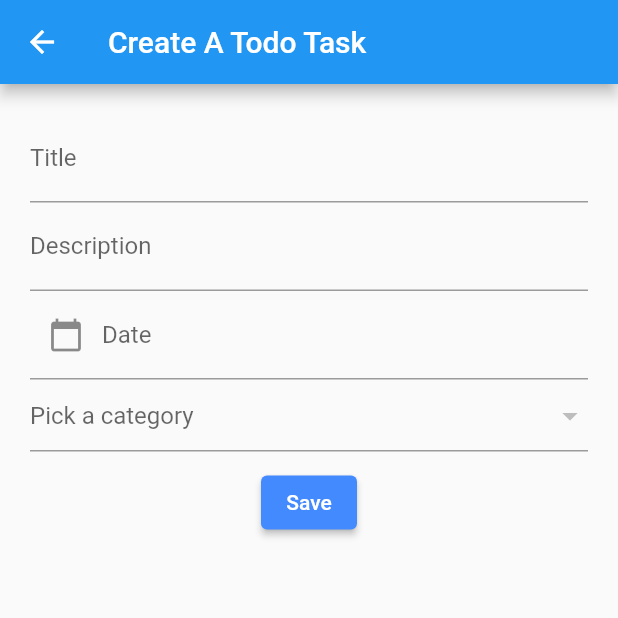
After one commit to mozesnjoroge/ToDo-App, a Flutter app: the TodoScreen screen opened directly, on a phone screen of 412 x 824 dp, the top half of it. The commit adds this screen. Run offline on Flutter 3.47's test engine with Material 2 defaults, Android fonts, the phone set to English and light mode, and no system bars; our stand-ins replace fluttertoast, sqflite; accounts and stored records are empty.

Commit message:
Created Todo screen

```diff
--- a/lib/screens/home_screen.dart
+++ b/lib/screens/home_screen.dart
@@ -1,5 +1,6 @@
 import 'package:flutter/material.dart';
 import 'package:todo_list_sqflite/helpers/drawer_navigation.dart';
+import 'package:todo_list_sqflite/screens/todo_screen.dart';
 
 class HomeScreen extends StatefulWidget {
   @override
@@ -10,10 +11,17 @@ class _HomeScreenState extends State<HomeScreen> {
   @override
   Widget build(BuildContext context) {
     return Scaffold(
-      appBar:AppBar(
+      appBar: AppBar(
         title: Text('ToDo List SQFlite'),
       ),
       drawer: DrawerNavigation(),
+      floatingActionButton: FloatingActionButton(
+        child: Icon(Icons.add),
+        onPressed: () {
+          Navigator.of(context)
+              .push(MaterialPageRoute(builder: (context) => TodoScreen()));
+        },
+      ),
     );
   }
 }
--- /dev/null
+++ b/lib/screens/todo_screen.dart
@@ -0,0 +1,75 @@
+import 'package:flutter/material.dart';
+import 'package:todo_list_sqflite/model/category.dart';
+
+class TodoScreen extends StatefulWidget {
+  @override
+  _TodoScreenState createState() => _TodoScreenState();
+}
+
+class _TodoScreenState extends State<TodoScreen> {
+  var _categories;
+
+  var _todoTitleController = TextEditingController();
+  var _todoDescriptionController = TextEditingController();
+
+  @override
+  Widget build(BuildContext context) {
+    var _selectedValue;
+    var _todoDateController;
+    return Scaffold(
+      appBar: AppBar(
+        title: Text('Create A Todo Task'),
+      ),
+      body: Padding(
+        padding: EdgeInsets.all(20.0),
+        child: Column(
+          crossAxisAlignment: CrossAxisAlignment.center,
+          //TODO set this formm fields in the center of the page
+          //TODO check mythical designer video
+          children: [
+            TextField(
+              controller: _todoTitleController,
+              decoration: InputDecoration(
+                labelText: 'Title',
+                hintText: 'Enter task title',
+              ),
+            ),
+            TextField(
+              controller: _todoDescriptionController,
+              decoration: InputDecoration(
+                labelText: 'Description',
+                hintText: 'Enter task description',
+              ),
+            ),
+            TextField(
+              controller: _todoDateController,
+              decoration: InputDecoration(
+                labelText: 'Date',
+                hintText: 'Pick a due date',
+                prefixIcon: InkWell(
+                  child: Icon(Icons.calendar_today),
+                ),
+              ),
+            ),
+            DropdownButtonFormField(
+              value: _selectedValue,
+              hint: Text('Pick a category'),
+              items: _categories,
+              onChanged: (value) {
+                value = _selectedValue;
+              },
+            ),
+            SizedBox(height: 10),
+            ElevatedButton(
+              onPressed: () {},
+              child: Text('Save'),
+              style: ButtonStyle(
+                backgroundColor: MaterialStateProperty.all(Colors.blueAccent),
+              ),
+            ),
+          ],
+        ),
+      ),
+    );
+  }
+}
```
